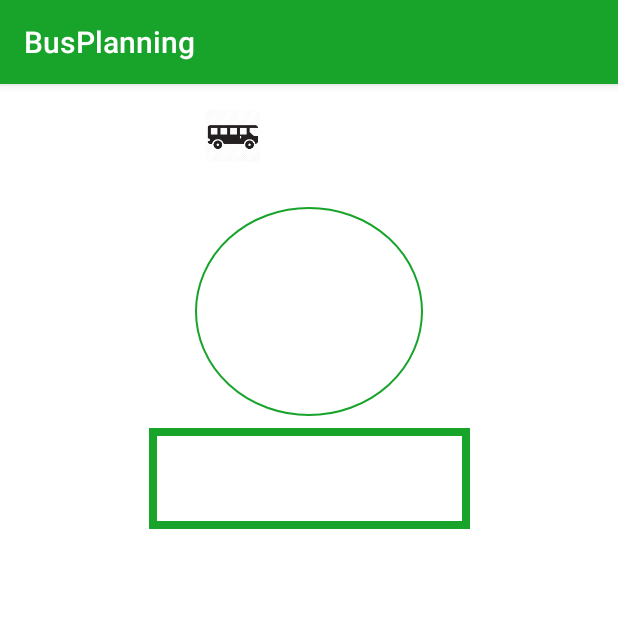
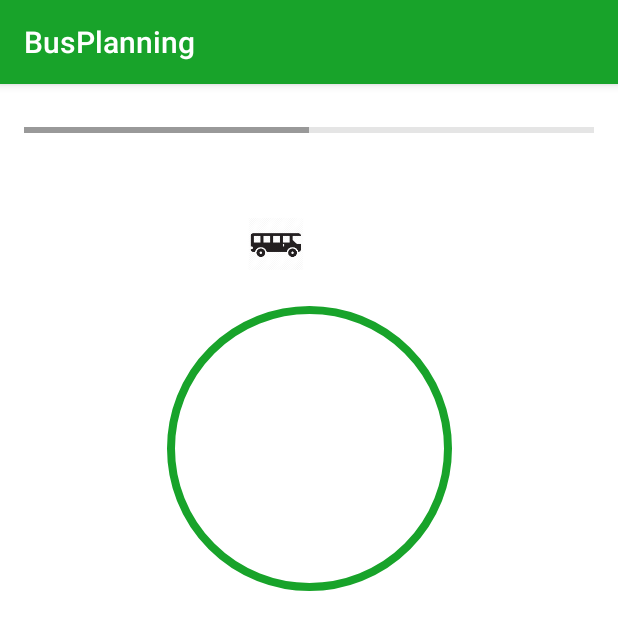
Before and after one commit to Bilgram/bus-application, an Android app: the screen it shows after launch (MainActivity), on a phone screen of 412 x 824 dp. Shown: the top 630 px of the screen. Run offline under Robolectric (Android 15) with nearby library versions, the phone set to English and light mode, and no system bars; libraries missing offline, so code that uses them is left out: com.beust.klaxon; network calls fail; 1 statement that could not run was skipped.

Commit message:
added progress bar

```diff
--- a/Application/app/src/main/java/d803/busplanning/MainActivity.kt
+++ b/Application/app/src/main/java/d803/busplanning/MainActivity.kt
@@ -1,12 +1,9 @@
 package d803.busplanning
-import JSON.Destination
 import JSON.Trip
 import android.support.v7.app.AppCompatActivity
 import android.os.Bundle
-import android.widget.Button
 import java.net.URL
 import android.util.Log
-import android.view.View
 import android.support.v4.app.ActivityCompat
 import android.Manifest
 import android.app.Notification
@@ -19,24 +16,29 @@ import android.location.LocationManager
 import android.location.Location
 import android.location.LocationListener
 import android.widget.TextView
+import android.widget.ProgressBar
 import org.json.JSONArray
 import JSON.TripClass
+import android.content.res.ColorStateList
+import android.graphics.Color
+import android.graphics.PorterDuff
+import android.graphics.PorterDuffColorFilter
+import android.view.View
 import com.beust.klaxon.Klaxon
 import com.google.android.gms.common.ConnectionResult
 import com.google.android.gms.common.api.GoogleApiClient
 import com.google.android.gms.location.ActivityRecognition
+import kotlinx.android.synthetic.main.activity_main.*
 import org.json.JSONObject
 import java.util.*
 import kotlin.concurrent.fixedRateTimer
 import java.lang.Long.MAX_VALUE
 import java.text.SimpleDateFormat
-import java.time.LocalDateTime
 import kotlin.concurrent.thread
 
 
 class MainActivity : AppCompatActivity(), GoogleApiClient.ConnectionCallbacks, GoogleApiClient.OnConnectionFailedListener{
     var locationManager:LocationManager?=null
-
     var mApiClient: GoogleApiClient? = null
 
     override fun onCreate(savedInstanceState: Bundle?) {
@@ -46,23 +48,23 @@ class MainActivity : AppCompatActivity(), GoogleApiClient.ConnectionCallbacks, G
         ActivityCompat.requestPermissions(this, arrayOf(Manifest.permission.ACCESS_FINE_LOCATION, Manifest.permission.READ_CALENDAR), 1)
         val timeField = findViewById<TextView>(R.id.time)
         val locationField = findViewById<TextView>(R.id.location)
+        val progressBar = this.progressOverview
+        updateProgressBar(progressBar)
         calculatePath(locationField, timeField)
-
 
         mApiClient = GoogleApiClient.Builder(this)
         .addApi(ActivityRecognition.API)
         .addConnectionCallbacks(this)
         .addOnConnectionFailedListener(this)
         .build();
-
         mApiClient?.connect();
     }
 
     override fun onConnected(bundle: Bundle?) {
         val intent = Intent(this, ActivityDetection::class.java)
         val pendingIntent = PendingIntent.getService(this, 0, intent, PendingIntent.FLAG_UPDATE_CURRENT)
-        val per = ActivityRecognition.getClient(this)
-        per.requestActivityUpdates(0, pendingIntent)
+        val client = ActivityRecognition.getClient(this)
+        client.requestActivityUpdates(0, pendingIntent)
     }
 
     override fun onConnectionSuspended(i: Int) {
@@ -104,7 +106,6 @@ class MainActivity : AppCompatActivity(), GoogleApiClient.ConnectionCallbacks, G
                 locationField.setText(tripInfo!!.Leg.first().Destination.name)
                 timeField.setText(tripInfo.Leg.first().Destination.time)
                 }
-
         }.start()
     }
 
@@ -112,24 +113,19 @@ class MainActivity : AppCompatActivity(), GoogleApiClient.ConnectionCallbacks, G
         var bestTime = MAX_VALUE
         val reader = Klaxon().parse<TripClass>(pathInfo)
         if (reader != null) {
-
             val triplist = reader.TripList
             val trips = triplist.Trip
             val tripping = trips.first().Leg
             var bestTrip = trips.first()
             for (trip in trips){
-
                 if (trip.getDuration() < bestTime){
                     bestTime = trip.getDuration()
                     bestTrip = trip
                 }
             }
-
             return bestTrip
         }
         return null
-
-
     }
 
     private fun getXYCordinates(place: String): List<String> {
@@ -172,8 +168,6 @@ class MainActivity : AppCompatActivity(), GoogleApiClient.ConnectionCallbacks, G
             //sendNotification(title,"Body")
             title = title + "j"
         }
-
-
     }
 
     fun sendNotification(title: String, body: String) {
@@ -188,14 +182,27 @@ class MainActivity : AppCompatActivity(), GoogleApiClient.ConnectionCallbacks, G
         notification.flags = Notification.FLAG_AUTO_CANCEL
         val notificationManager = getSystemService(Context.NOTIFICATION_SERVICE) as NotificationManager
         notificationManager.notify(0, notification)
+    }
 
+    fun updateProgressBar(progressBar: ProgressBar){
+        runOnUiThread{
+            val drawable = progressBar.progressDrawable
+            drawable.colorFilter = createColor()
+            progressBar.setProgressDrawable(drawable)
+            progressBar.progress = 50
+        }
+    }
+
+    fun createColor(): PorterDuffColorFilter{
+        val color = android.graphics.Color.argb(255, 153,153,153)
+        val colorFilter = PorterDuffColorFilter(color, PorterDuff.Mode.MULTIPLY)
+        return colorFilter
     }
 
     private val locationListener: LocationListener = object : LocationListener {
         override fun onLocationChanged(location: Location) {
             sendNotification(location.latitude.toString(), location.toString())
         }
-
         override fun onStatusChanged(provider: String, status: Int, extras: Bundle) {}
         override fun onProviderEnabled(provider: String) {}
         override fun onProviderDisabled(provider: String) {}
@@ -205,5 +212,4 @@ class MainActivity : AppCompatActivity(), GoogleApiClient.ConnectionCallbacks, G
     http://<baseurl>/trip?originId=8600626&destCoordX=<xInteger>&
     destCoordY=<yInteger>&destCoordName=<NameOfDestination>&date=
     19.09.10&time=07:02&useBus=0*/
-
 }
--- a/Application/app/src/main/res/drawable/circle.xml
+++ b/Application/app/src/main/res/drawable/circle.xml
@@ -3,7 +3,7 @@
     <item>
         <shape android:shape="oval">
             <stroke
-                android:width="1dp"
+                android:width="5dp"
                 android:color="#FF18A32A"/>
         </shape>
     </item>
--- a/Application/app/src/main/res/drawable/rectangle.xml
+++ b/Application/app/src/main/res/drawable/rectangle.xml
@@ -3,7 +3,7 @@
     <item>
         <shape android:shape="rectangle">
             <stroke
-                android:width="5dp"
+                android:width="3dp"
                 android:color="#FF18A32A"/>
         </shape>
     </item>
--- a/Application/app/src/main/res/layout/activity_main.xml
+++ b/Application/app/src/main/res/layout/activity_main.xml
@@ -10,82 +10,54 @@
         android:id="@+id/appCompatImageView3"
         android:layout_width="56dp"
         android:layout_height="53dp"
-        android:layout_marginStart="8dp"
-        android:layout_marginTop="8dp"
+        android:layout_marginEnd="200dp"
+        android:layout_marginTop="80dp"
         android:background="@mipmap/ic_launcher_foreground"
-        app:layout_constraintStart_toEndOf="@+id/constraintLayout5"
+        app:layout_constraintEnd_toEndOf="parent"
         app:layout_constraintTop_toTopOf="parent"
-        android:layout_marginLeft="8dp" />
+        android:layout_marginRight="200dp" />
 
     <android.support.v7.widget.AppCompatImageView
         android:id="@+id/circleImageView"
-        android:layout_width="152dp"
-        android:layout_height="139dp"
+        android:layout_width="190dp"
+        android:layout_height="190dp"
         android:layout_marginEnd="8dp"
         android:layout_marginStart="8dp"
-        android:layout_marginTop="8dp"
         android:background="@drawable/circle"
         app:layout_constraintEnd_toEndOf="parent"
         app:layout_constraintStart_toStartOf="parent"
-        app:layout_constraintTop_toBottomOf="@+id/constraintLayout4" />
-
-    <android.support.v7.widget.AppCompatImageView
-        android:id="@+id/appCompatImageView"
-        android:layout_width="214dp"
-        android:layout_height="67dp"
-        android:layout_marginEnd="8dp"
-        android:layout_marginStart="8dp"
-        android:layout_marginTop="8dp"
-        android:background="@drawable/rectangle"
-        app:layout_constraintEnd_toEndOf="parent"
-        app:layout_constraintStart_toStartOf="parent"
-        app:layout_constraintTop_toBottomOf="@+id/circleImageView" />
+        app:layout_constraintTop_toTopOf="@+id/constraintLayout4" />
 
     <TextView
         android:id="@+id/time"
-        android:gravity="center"
-        android:layout_width="129dp"
+        android:layout_width="wrap_content"
         android:layout_height="wrap_content"
-        android:layout_marginBottom="8dp"
-        android:layout_marginEnd="8dp"
-        android:layout_marginLeft="8dp"
-        android:layout_marginRight="8dp"
-        android:layout_marginStart="8dp"
-        android:layout_marginTop="8dp"
-        android:ems="10"
-        app:layout_constraintBottom_toBottomOf="@+id/circleImageView"
-        app:layout_constraintEnd_toEndOf="@+id/circleImageView"
-        app:layout_constraintStart_toStartOf="@+id/circleImageView"
-        app:layout_constraintTop_toTopOf="@+id/circleImageView" />
-
-    <android.support.constraint.ConstraintLayout
-        android:id="@+id/constraintLayout"
-        android:layout_width="368dp"
-        android:layout_height="7dp"
-        android:layout_marginEnd="8dp"
-        android:layout_marginStart="8dp"
-        android:layout_marginTop="8dp"
-        app:layout_constraintEnd_toEndOf="parent"
-        app:layout_constraintStart_toStartOf="parent"
-        app:layout_constraintTop_toBottomOf="@+id/location">
-
-    </android.support.constraint.ConstraintLayout>
-
-    <TextView
-        android:id="@+id/location"
-        android:layout_width="189dp"
-        android:layout_height="44dp"
         android:layout_marginBottom="8dp"
         android:layout_marginEnd="8dp"
         android:layout_marginStart="8dp"
         android:layout_marginTop="8dp"
-        android:autoSizeTextType="uniform"
+        android:ems="10"
+        android:gravity="center"
+        app:layout_constraintBottom_toBottomOf="@+id/circleImageView"
+        app:layout_constraintEnd_toEndOf="@+id/circleImageView"
+        app:layout_constraintHorizontal_bias="0.511"
+        app:layout_constraintStart_toStartOf="@+id/circleImageView"
+        app:layout_constraintTop_toTopOf="@+id/circleImageView"
+        app:layout_constraintVertical_bias="0.516" />
+
+    <TextView
+        android:id="@+id/location"
+        android:layout_width="wrap_content"
+        android:layout_height="85dp"
+        android:layout_marginBottom="64dp"
+        android:layout_marginEnd="16dp"
+        android:layout_marginStart="16dp"
         android:gravity="center"
         android:textColor="#000000"
-        app:layout_constraintBottom_toBottomOf="@+id/appCompatImageView"
-        app:layout_constraintEnd_toEndOf="@+id/appCompatImageView"
-        app:layout_constraintStart_toStartOf="@+id/appCompatImageView"
-        app:layout_constraintTop_toTopOf="@+id/appCompatImageView" />
+        app:layout_constraintBottom_toBottomOf="parent"
+        app:layout_constraintEnd_toEndOf="parent"
+        app:layout_constraintHorizontal_bias="0.501"
+        app:layout_constraintStart_toStartOf="parent" />
 
     <android.support.constraint.ConstraintLayout
         android:id="@+id/constraintLayout4"
@@ -93,8 +65,9 @@
         android:layout_height="6dp"
         android:layout_marginEnd="8dp"
         android:layout_marginStart="8dp"
-        android:layout_marginTop="8dp"
+        android:layout_marginTop="16dp"
         app:layout_constraintEnd_toEndOf="parent"
+        app:layout_constraintHorizontal_bias="1.0"
         app:layout_constraintStart_toStartOf="parent"
         app:layout_constraintTop_toBottomOf="@+id/bus">
 
@@ -104,37 +77,24 @@
         android:id="@+id/bus"
         android:layout_width="wrap_content"
         android:layout_height="52dp"
-        android:layout_marginEnd="8dp"
         android:layout_marginStart="8dp"
-        android:layout_marginTop="8dp"
+        android:layout_marginTop="80dp"
         android:gravity="center"
         android:textColor="#000000"
-        app:layout_constraintEnd_toStartOf="@+id/constraintLayout6"
         app:layout_constraintStart_toEndOf="@+id/appCompatImageView3"
+        app:layout_constraintTop_toTopOf="parent"
+        android:layout_marginLeft="8dp" />
+
+    <ProgressBar
+        android:id="@+id/progressOverview"
+        style="?android:attr/progressBarStyleHorizontal"
+        android:layout_width="0dp"
+        android:layout_height="30dp"
+        android:layout_marginEnd="16dp"
+        android:layout_marginStart="16dp"
+        android:layout_marginTop="16dp"
+        app:layout_constraintEnd_toEndOf="parent"
+        app:layout_constraintStart_toStartOf="parent"
         app:layout_constraintTop_toTopOf="parent" />
 
-    <android.support.constraint.ConstraintLayout
-        android:id="@+id/constraintLayout5"
-        android:layout_width="111dp"
-        android:layout_height="59dp"
-        android:layout_marginStart="8dp"
-        android:layout_marginTop="8dp"
-        app:layout_constraintStart_toStartOf="parent"
-        app:layout_constraintTop_toTopOf="parent"
-        android:layout_marginLeft="8dp">
-
-    </android.support.constraint.ConstraintLayout>
-
-    <android.support.constraint.ConstraintLayout
-        android:id="@+id/constraintLayout6"
-        android:layout_width="119dp"
-        android:layout_height="59dp"
-        android:layout_marginEnd="8dp"
-        android:layout_marginTop="8dp"
-        app:layout_constraintEnd_toEndOf="parent"
-        app:layout_constraintTop_toTopOf="parent"
-        android:layout_marginRight="8dp">
-
-    </android.support.constraint.ConstraintLayout>
-
 </android.support.constraint.ConstraintLayout>
```
